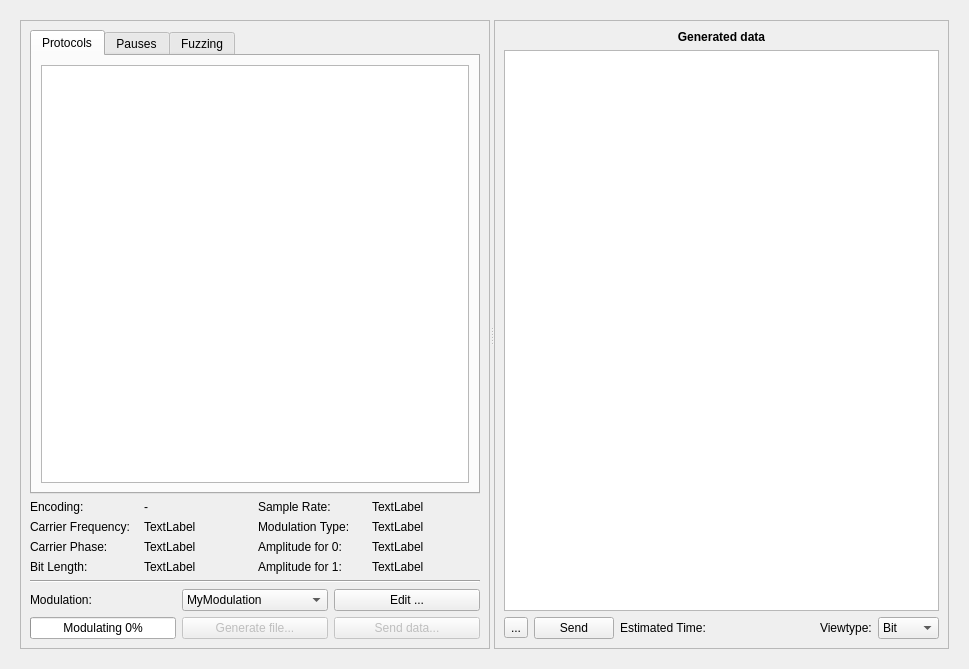
Above: ui/generator.ui from jopohl/urh before the change. Below: the same form after it.
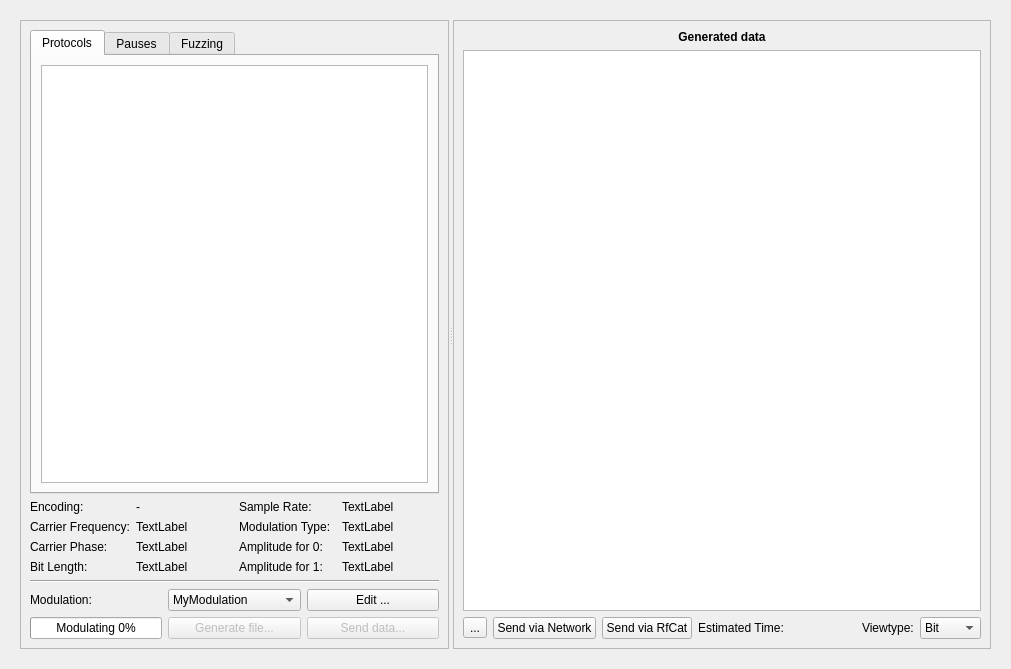
That is the form after the change. Icons and pictures are not drawn. Custom widgets are drawn as their Qt base class.

```diff
--- a/ui/generator.ui
+++ b/ui/generator.ui
@@ -6,7 +6,7 @@
    <rect>
     <x>0</x>
     <y>0</y>
-    <width>969</width>
+    <width>1011</width>
     <height>669</height>
    </rect>
   </property>
@@ -30,8 +30,8 @@
        <rect>
         <x>0</x>
         <y>0</y>
-        <width>951</width>
-        <height>651</height>
+        <width>1088</width>
+        <height>637</height>
        </rect>
       </property>
       <layout class="QVBoxLayout" name="verticalLayout_3">
@@ -396,7 +396,55 @@
            <enum>QFrame::Raised</enum>
           </property>
           <layout class="QGridLayout" name="gridLayout">
-           <item row="1" column="0" colspan="8">
+           <item row="2" column="7">
+            <widget class="QLabel" name="lViewType">
+             <property name="sizePolicy">
+              <sizepolicy hsizetype="Fixed" vsizetype="Preferred">
+               <horstretch>0</horstretch>
+               <verstretch>0</verstretch>
+              </sizepolicy>
+             </property>
+             <property name="text">
+              <string>Viewtype:</string>
+             </property>
+            </widget>
+           </item>
+           <item row="2" column="6">
+            <spacer name="horizontalSpacer_3">
+             <property name="orientation">
+              <enum>Qt::Horizontal</enum>
+             </property>
+             <property name="sizeHint" stdset="0">
+              <size>
+               <width>38</width>
+               <height>22</height>
+              </size>
+             </property>
+            </spacer>
+           </item>
+           <item row="2" column="3">
+            <widget class="QLabel" name="lEstimatedTime">
+             <property name="toolTip">
+              <string>&lt;html&gt;&lt;head/&gt;&lt;body&gt;&lt;p&gt;The estimated average time is based on the average number of bits per message and average sample rate, you set for the modulations.&lt;/p&gt;&lt;/body&gt;&lt;/html&gt;</string>
+             </property>
+             <property name="text">
+              <string>Estimated Time: </string>
+             </property>
+            </widget>
+           </item>
+           <item row="2" column="0">
+            <widget class="QToolButton" name="btnSave">
+             <property name="text">
+              <string>...</string>
+             </property>
+             <property name="icon">
+              <iconset theme="document-save">
+               <normaloff/>
+              </iconset>
+             </property>
+            </widget>
+           </item>
+           <item row="1" column="0" colspan="9">
             <widget class="GeneratorTableView" name="tableMessages">
              <property name="acceptDrops">
               <bool>true</bool>
@@ -436,73 +484,7 @@
              </attribute>
             </widget>
            </item>
-           <item row="2" column="0">
-            <widget class="QToolButton" name="btnSave">
-             <property name="text">
-              <string>...</string>
-             </property>
-             <property name="icon">
-              <iconset theme="document-save">
-               <normaloff>.</normaloff>.</iconset>
-             </property>
-            </widget>
-           </item>
-           <item row="2" column="2">
-            <widget class="QLabel" name="lEstimatedTime">
-             <property name="toolTip">
-              <string>&lt;html&gt;&lt;head/&gt;&lt;body&gt;&lt;p&gt;The estimated average time is based on the average number of bits per message and average sample rate, you set for the modulations.&lt;/p&gt;&lt;/body&gt;&lt;/html&gt;</string>
-             </property>
-             <property name="text">
-              <string>Estimated Time: </string>
-             </property>
-            </widget>
-           </item>
-           <item row="2" column="5">
-            <spacer name="horizontalSpacer_3">
-             <property name="orientation">
-              <enum>Qt::Horizontal</enum>
-             </property>
-             <property name="sizeHint" stdset="0">
-              <size>
-               <width>38</width>
-               <height>22</height>
-              </size>
-             </property>
-            </spacer>
-           </item>
-           <item row="2" column="6">
-            <widget class="QLabel" name="lViewType">
-             <property name="sizePolicy">
-              <sizepolicy hsizetype="Fixed" vsizetype="Preferred">
-               <horstretch>0</horstretch>
-               <verstretch>0</verstretch>
-              </sizepolicy>
-             </property>
-             <property name="text">
-              <string>Viewtype:</string>
-             </property>
-            </widget>
-           </item>
-           <item row="2" column="7">
-            <widget class="QComboBox" name="cbViewType">
-             <item>
-              <property name="text">
-               <string>Bit</string>
-              </property>
-             </item>
-             <item>
-              <property name="text">
-               <string>Hex</string>
-              </property>
-             </item>
-             <item>
-              <property name="text">
-               <string>ASCII</string>
-              </property>
-             </item>
-            </widget>
-           </item>
-           <item row="0" column="0" colspan="8">
+           <item row="0" column="0" colspan="9">
             <widget class="QLabel" name="label_3">
              <property name="font">
               <font>
@@ -518,13 +500,32 @@
              </property>
             </widget>
            </item>
+           <item row="2" column="8">
+            <widget class="QComboBox" name="cbViewType">
+             <item>
+              <property name="text">
+               <string>Bit</string>
+              </property>
+             </item>
+             <item>
+              <property name="text">
+               <string>Hex</string>
+              </property>
+             </item>
+             <item>
+              <property name="text">
+               <string>ASCII</string>
+              </property>
+             </item>
+            </widget>
+           </item>
            <item row="2" column="1">
             <widget class="QPushButton" name="btnNetworkSDRSend">
              <property name="toolTip">
               <string>&lt;html&gt;&lt;head/&gt;&lt;body&gt;&lt;p&gt;Send encoded data to your external application via TCP.&lt;/p&gt;&lt;/body&gt;&lt;/html&gt;</string>
              </property>
              <property name="text">
-              <string>Send</string>
+              <string>Send via Network</string>
              </property>
              <property name="icon">
               <iconset theme="network-wired">
@@ -535,6 +536,16 @@
              </property>
             </widget>
            </item>
+           <item row="2" column="2">
+            <widget class="QPushButton" name="btnRfCatSend">
+             <property name="text">
+              <string>Send via RfCat</string>
+             </property>
+             <property name="icon">
+              <iconset theme="network-wireless"/>
+             </property>
+            </widget>
+           </item>
           </layout>
           <zorder>cbViewType</zorder>
           <zorder>lViewType</zorder>
```
Left out of the diff: 4 changed lines with no effect on the pictures.
